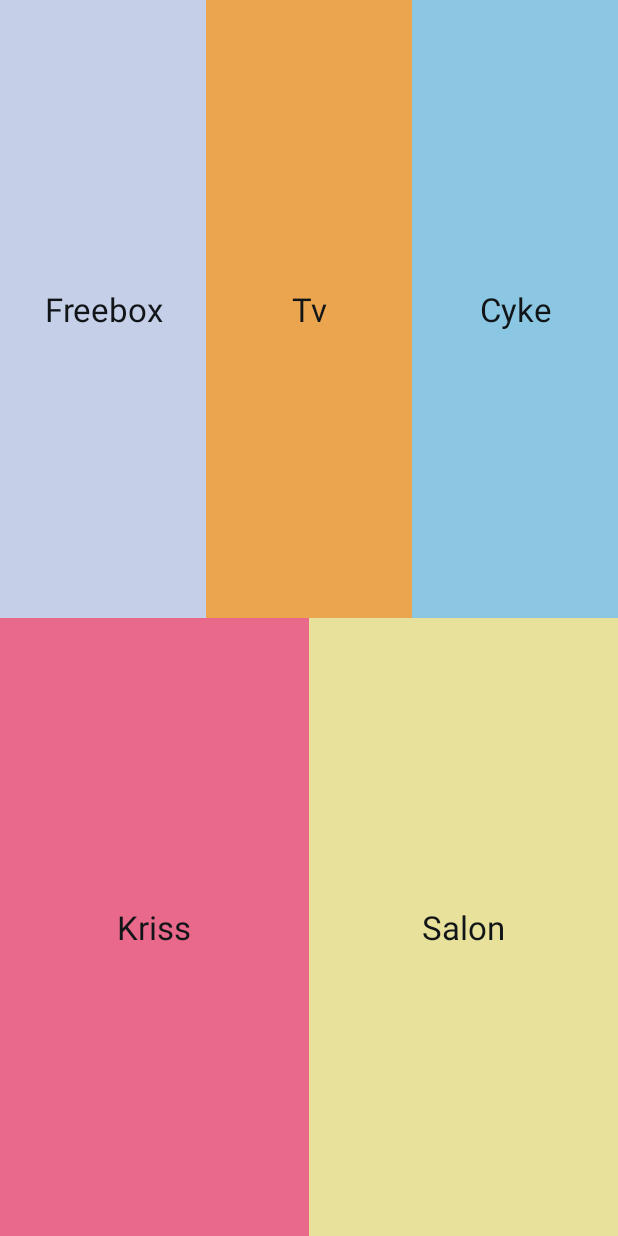
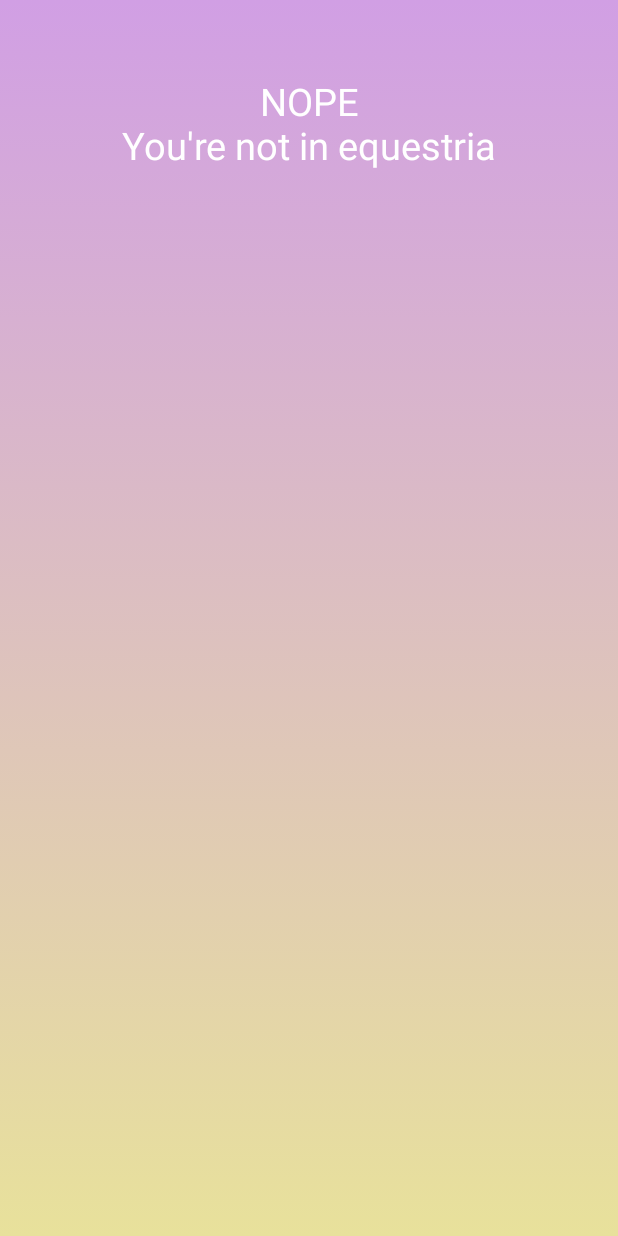
Before and after one commit to guisalmon/kriissss-music, an Android app: the layout activity_main.xml on its own in the app's theme, with its tools: preview values and no code run, on a phone screen of 412 x 824 dp. Run offline under Robolectric (Android 15) with nearby library versions, the phone set to English and light mode, and no system bars.

Commit message:
Add not at home state to main screen

```diff
--- a/app/build.gradle
+++ b/app/build.gradle
@@ -31,5 +31,6 @@
     compile 'com.android.support.constraint:constraint-layout:1.0.2'
     compile 'cz.kinst.jakub:viewmodelbinding:2.0.0'
     compile 'com.android.volley:volley:1.0.0'
+    compile 'com.github.bumptech.glide:glide:4.0.0'
     testCompile 'junit:junit:4.12'
 }
--- /dev/null
+++ b/app/src/main/res/drawable/gradient_bg.xml
@@ -0,0 +1,12 @@
+<?xml version="1.0" encoding="utf-8"?>
+<selector xmlns:android="http://schemas.android.com/apk/res/android">
+    <item>
+        <shape>
+            <gradient
+                android:angle="270"
+                android:startColor="@color/colorPrimary"
+                android:endColor="@color/flutterRoom"
+                android:type="linear" />
+        </shape>
+    </item>
+</selector>
--- a/app/src/main/res/layout/activity_main.xml
+++ b/app/src/main/res/layout/activity_main.xml
@@ -1,15 +1,21 @@
 <?xml version="1.0" encoding="utf-8"?>
-<layout>
+<layout xmlns:android="http://schemas.android.com/apk/res/android">
 
     <data>
 
+        <import type="android.view.View" />
+
         <variable
             name="viewModel"
-            type="org.robnetwork.kriissssmusic.viewmodel.MainActivityVM"/>
+            type="org.robnetwork.kriissssmusic.viewmodel.MainActivityVM" />
     </data>
 
+    <FrameLayout
+        android:layout_width="match_parent"
+        android:layout_height="match_parent">
+
         <LinearLayout
-        xmlns:android="http://schemas.android.com/apk/res/android"
+            android:visibility="@{viewModel.isAtHome ? View.VISIBLE : View.GONE}"
             android:layout_width="match_parent"
             android:layout_height="match_parent"
             android:orientation="vertical">
@@ -34,8 +40,8 @@
                         android:gravity="center"
                         android:onClick="@{() -> viewModel.onClickBox()}"
                         android:text="Freebox"
-                    android:textAppearance="@style/AppTheme.TextBig"
-                    android:textAlignment="center"/>
+                        android:textAlignment="center"
+                        android:textAppearance="@style/AppTheme.TextBig" />
                 </FrameLayout>
 
                 <FrameLayout
@@ -52,15 +58,15 @@
                         android:gravity="center"
                         android:onClick="@{() -> viewModel.onClickTv()}"
                         android:text="Tv"
-                    android:textAppearance="@style/AppTheme.TextBig"
-                    android:textAlignment="center"/>
+                        android:textAlignment="center"
+                        android:textAppearance="@style/AppTheme.TextBig" />
                 </FrameLayout>
 
                 <FrameLayout
                     android:layout_width="0dp"
                     android:layout_height="match_parent"
-                android:background="@color/rainbowDesk"
-                android:layout_weight="1">
+                    android:layout_weight="1"
+                    android:background="@color/rainbowDesk">
 
                     <TextView
                         android:layout_width="match_parent"
@@ -70,8 +76,8 @@
                         android:gravity="center"
                         android:onClick="@{() -> viewModel.onClickCyke()}"
                         android:text="Cyke"
-                    android:textAppearance="@style/AppTheme.TextBig"
-                    android:textAlignment="center"/>
+                        android:textAlignment="center"
+                        android:textAppearance="@style/AppTheme.TextBig" />
 
                 </FrameLayout>
             </LinearLayout>
@@ -86,8 +92,8 @@
                 <FrameLayout
                     android:layout_width="0dp"
                     android:layout_height="match_parent"
-                android:background="@color/pinkieDesk"
-                android:layout_weight="1">
+                    android:layout_weight="1"
+                    android:background="@color/pinkieDesk">
 
                     <TextView
                         android:layout_width="match_parent"
@@ -96,8 +102,8 @@
                         android:gravity="center"
                         android:onClick="@{() -> viewModel.onClickKriss()}"
                         android:text="Kriss"
-                    android:textAppearance="@style/AppTheme.TextBig"
-                    android:textAlignment="center"/>
+                        android:textAlignment="center"
+                        android:textAppearance="@style/AppTheme.TextBig" />
                 </FrameLayout>
 
                 <FrameLayout
@@ -114,11 +120,36 @@
                         android:gravity="center"
                         android:onClick="@{() -> viewModel.onClickRoom()}"
                         android:text="Salon"
-                    android:textAppearance="@style/AppTheme.TextBig"
-                    android:textAlignment="center"/>
+                        android:textAlignment="center"
+                        android:textAppearance="@style/AppTheme.TextBig" />
                 </FrameLayout>
 
             </LinearLayout>
 
         </LinearLayout>
+
+        <FrameLayout
+            android:visibility="@{viewModel.isAtHome ? View.GONE : View.VISIBLE}"
+            android:layout_width="match_parent"
+            android:layout_height="match_parent"
+            android:background="@drawable/gradient_bg">
+
+            <TextView
+                android:layout_width="match_parent"
+                android:layout_height="wrap_content"
+                android:textSize="25sp"
+                android:layout_marginTop="50dp"
+                android:textAlignment="center"
+                android:textColor="@android:color/white"
+                android:text="NOPE\nYou're not in equestria"/>
+
+            <ImageView
+                android:id="@+id/flutter_view"
+                android:layout_width="match_parent"
+                android:layout_height="wrap_content"
+                android:layout_gravity="center_horizontal|bottom"
+                android:scaleType="fitCenter"/>
+
+        </FrameLayout>
+    </FrameLayout>
 </layout>
```
Also changed, not shown: app/src/main/java/org/robnetwork/kriissssmusic/broadcastreceiver/WifiChangedReceiver.java (+6 -18 lines), app/src/main/java/org/robnetwork/kriissssmusic/helper/ConnectionHelper.java (added, +17 -0 lines), app/src/main/java/org/robnetwork/kriissssmusic/viewmodel/MainActivityVM.java (+35 -3 lines), app/src/main/assets/flutter.gif (added). Lines whose indentation alone changed are shown as unchanged.
